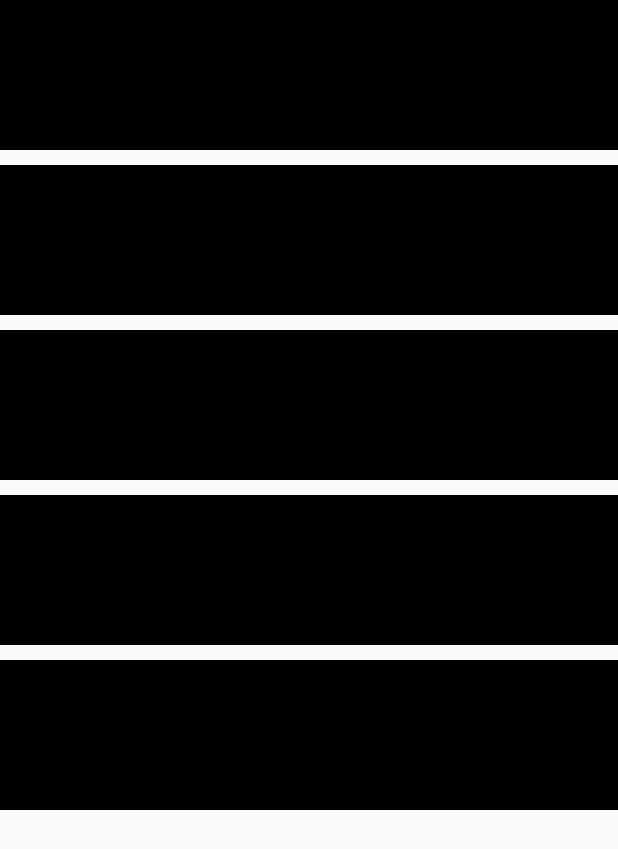
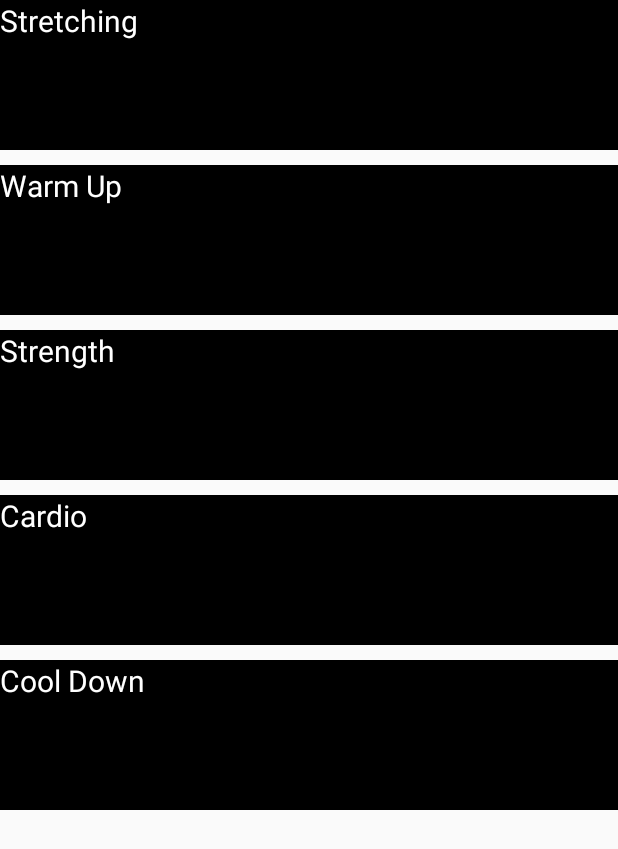
Before and after one commit to mataskuntipalo/RYFG, an Android app: the CustomSetExerciseInDayActivity screen opened directly, with no data from a screen before it, on a phone screen of 412 x 824 dp. Shown: the top 849 px of the screen. Run offline under Robolectric (Android 15) with nearby library versions, the phone set to English and light mode, and no system bars; network calls fail.

Commit message:
set type recycleView.

```diff
--- a/ReachYourFitnessGoals_Mobile/app/src/main/java/com/finalproject/reachyourfitnessgoals/activity/CustomSetExerciseInDayActivity.java
+++ b/ReachYourFitnessGoals_Mobile/app/src/main/java/com/finalproject/reachyourfitnessgoals/activity/CustomSetExerciseInDayActivity.java
@@ -2,13 +2,20 @@ package com.finalproject.reachyourfitnessgoals.activity;
 
 import android.app.Activity;
 import android.os.Bundle;
+import android.support.v4.app.FragmentActivity;
+import android.support.v4.app.FragmentManager;
+import android.support.v4.app.FragmentTransaction;
+import android.util.Log;
 import android.view.LayoutInflater;
+import android.view.View;
 import android.widget.LinearLayout;
 import android.widget.TextView;
 
 import com.finalproject.reachyourfitnessgoals.R;
+import com.finalproject.reachyourfitnessgoals.fragment.fragment_custom;
+import com.finalproject.reachyourfitnessgoals.models.ExeType;
 
-public class CustomSetExerciseInDayActivity extends Activity {
+public class CustomSetExerciseInDayActivity extends FragmentActivity {
 
     private LinearLayout typeExeLayout;
 
@@ -17,6 +24,7 @@ public class CustomSetExerciseInDayActivity extends Activity {
         super.onCreate(savedInstanceState);
         setContentView(R.layout.activity_custom_set_exercise_in_day);
 
+        typeExeLayout = (LinearLayout)findViewById(R.id.typeExeLayout_LinearLayout_customSetExe);
         setLayout();
 
 
@@ -24,10 +32,12 @@ public class CustomSetExerciseInDayActivity extends Activity {
 
     private void setLayout(){
         String[] typeExe = getResources().getStringArray(R.array.type_exe);
-        for(int i = 1 ; i<typeExe.length ; i++){
+        for(int i = 0 ; i<typeExe.length ; i++){
             LinearLayout typeLayout = getTypeLayout(i);
+            typeLayout.setTag(ExeType.TYPE[i]);
             TextView typeText = (TextView) typeLayout.findViewById(R.id.typeName_text_itemView_typeExe);
             typeText.setText(typeExe[i]);
+            typeLayout.setOnClickListener(selectExe);
         }
     }
 
@@ -36,4 +46,15 @@ public class CustomSetExerciseInDayActivity extends Activity {
                 "type_" + number, "id",getPackageName());
         return (LinearLayout) typeExeLayout.findViewById(id);
     }
+
+    private View.OnClickListener selectExe = new View.OnClickListener() {
+        @Override
+        public void onClick(View v) {
+            fragment_custom custom = fragment_custom.newInstance(v.getTag()+"");
+            FragmentTransaction transaction = getSupportFragmentManager().beginTransaction();
+            transaction.replace(R.id.activity_set_exercise_in_day, custom);
+            transaction.addToBackStack(null);
+            transaction.commit();
+        }
+    };
 }
--- /dev/null
+++ b/ReachYourFitnessGoals_Mobile/app/src/main/java/com/finalproject/reachyourfitnessgoals/models/ExeType.java
@@ -0,0 +1,14 @@
+package com.finalproject.reachyourfitnessgoals.models;
+
+/**
+ * Created by Papang on 21/4/2560.
+ */
+
+public class ExeType {
+    public static final String TYPE_STRETCHING = "Stretching/Cool Down";
+    public static final String TYPE_COOlDOWN = "Stretching/Cool Down";
+    public static final String TYPE_STRENGTH = "Strength";
+    public static final String TYPE_WARMUP = "Warm Up/Cardio";
+    public static final String TYPE_CARDIO = "Warm Up/Cardio";
+    public static final String[] TYPE = {TYPE_STRETCHING , TYPE_WARMUP , TYPE_STRENGTH , TYPE_CARDIO, TYPE_COOlDOWN };
+}
--- a/ReachYourFitnessGoals_Mobile/app/src/main/java/com/finalproject/reachyourfitnessgoals/setting/ListType.java
+++ b/ReachYourFitnessGoals_Mobile/app/src/main/java/com/finalproject/reachyourfitnessgoals/models/ListType.java
@@ -1,4 +1,4 @@
-package com.finalproject.reachyourfitnessgoals.setting;
+package com.finalproject.reachyourfitnessgoals.models;
 
 /**
  * Created by Papang on 18/4/2560.
--- a/ReachYourFitnessGoals_Mobile/app/src/main/res/layout/activity_custom_set_exercise_in_day.xml
+++ b/ReachYourFitnessGoals_Mobile/app/src/main/res/layout/activity_custom_set_exercise_in_day.xml
@@ -13,13 +13,14 @@
 
         <LinearLayout
             android:orientation="vertical" android:layout_width="match_parent"
-            android:layout_height="wrap_content">
+            android:layout_height="wrap_content"
+            android:id="@+id/typeExeLayout_LinearLayout_customSetExe">
 
+            <include layout="@layout/itemview_type_exe" android:id="@+id/type_0" />
             <include layout="@layout/itemview_type_exe" android:id="@+id/type_1" />
             <include layout="@layout/itemview_type_exe" android:id="@+id/type_2" />
             <include layout="@layout/itemview_type_exe" android:id="@+id/type_3" />
             <include layout="@layout/itemview_type_exe" android:id="@+id/type_4" />
-            <include layout="@layout/itemview_type_exe" android:id="@+id/type_5" />
 
 
         </LinearLayout>
```
Also changed, not shown: ReachYourFitnessGoals_Mobile/app/src/main/java/com/finalproject/reachyourfitnessgoals/adapter/RecyclerViewAdapter.java (+7 -4 lines), ReachYourFitnessGoals_Mobile/app/src/main/java/com/finalproject/reachyourfitnessgoals/database/handleTABLE_VDO.java (+17 -0 lines), ReachYourFitnessGoals_Mobile/app/src/main/java/com/finalproject/reachyourfitnessgoals/fragment/fragment_custom.java (+8 -7 lines), ReachYourFitnessGoals_Mobile/app/src/main/res/layout/fragment_custom_exe.xml (+8 -19 lines).
